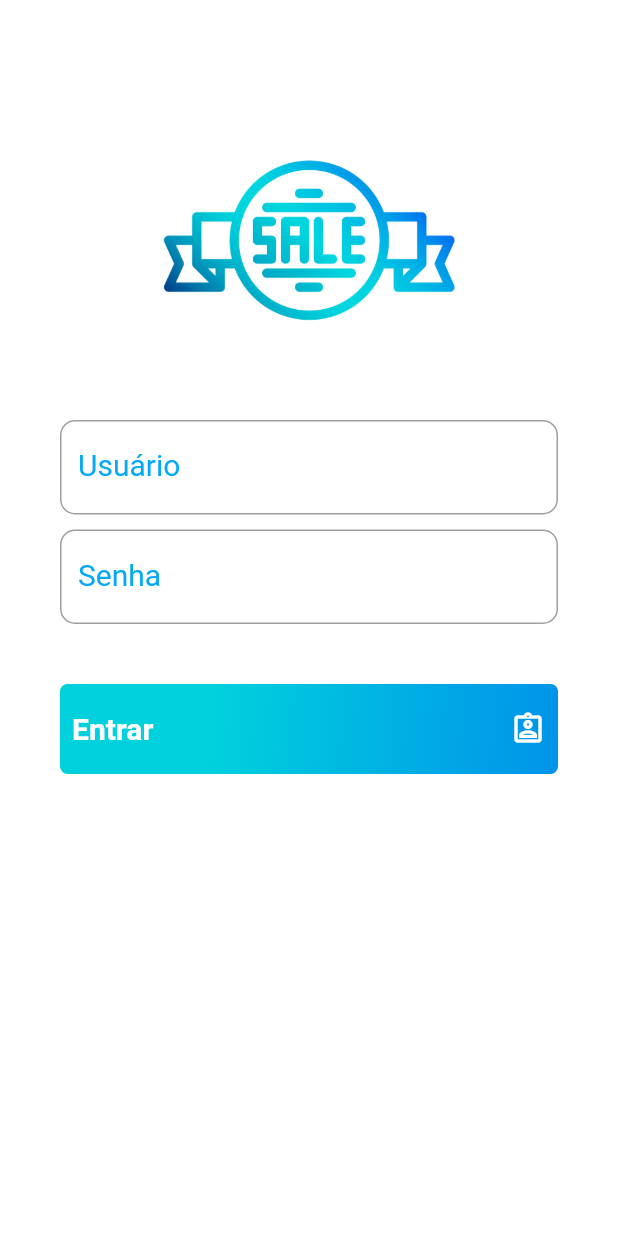
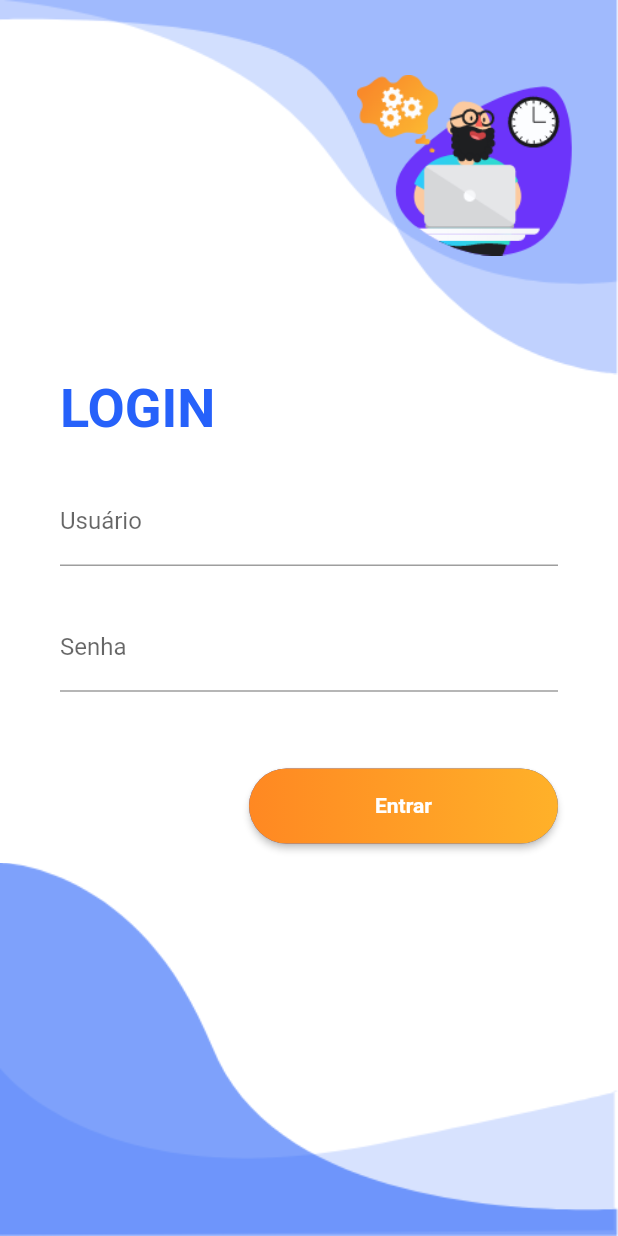
Before and after one commit to guedes-vinicius/sales_mobile, a Flutter app: the screen it shows after launch, on a phone screen of 412 x 824 dp. Run offline on Flutter 3.47's test engine with Material 2 defaults, Android fonts, the phone set to English and light mode, and no system bars.

Commit message:
organização da LoginPage

```diff
--- a/lib/LoginPage.dart
+++ /dev/null
@@ -1,101 +0,0 @@
-import 'package:flutter/material.dart';
-
-class LoginPage extends StatelessWidget {
-  final usuario = TextEditingController();
-  final senha = TextEditingController();
-
-  @override
-  Widget build(BuildContext context) {
-    return Scaffold(
-      body: Container(
-        padding: EdgeInsets.only(top:60,left: 40, right: 40),
-        color: Colors.white,
-        child: ListView(
-          children: <Widget>[
-            SizedBox(
-              width: 190,
-              height: 200,
-              child: Image.asset("assets/sale.png"),
-            ),
-            SizedBox(height: 20),
-            TextField(
-              keyboardType: TextInputType.name,
-              decoration: InputDecoration(
-                labelText: "Usuário",
-                hintText: "Usuário",
-                border: OutlineInputBorder(
-                  borderRadius: BorderRadius.circular(10.0),
-                ),
-                labelStyle: TextStyle(
-                  color: Colors.lightBlue,
-                  fontWeight: FontWeight.w400,
-                  fontSize: 20,
-                )
-              ),
-              style: TextStyle(fontSize: 20),
-            ),
-            SizedBox(
-              height: 10,
-            ),
-            TextFormField(
-              controller: senha,
-              keyboardType: TextInputType.number,
-              decoration: InputDecoration(
-                labelText: "Senha",
-                hintText: "Senha",
-                border: OutlineInputBorder(
-                  borderRadius: BorderRadius.circular(10.0)
-                ),
-                labelStyle: TextStyle(
-                  color: Colors.lightBlue,
-                  fontWeight: FontWeight.w400,
-                  fontSize: 20,
-                )
-              ),
-              style: TextStyle(fontSize: 20),
-            ),
-            SizedBox(height: 40),
-            Container(
-              height: 60,
-              alignment: Alignment.centerLeft,
-              decoration: BoxDecoration(
-                gradient: LinearGradient(
-                  begin: Alignment.centerLeft,
-                  end: Alignment.bottomRight,
-                  stops: [0.3,1],
-                  colors: [Color(0xFF00d1dc),
-                  Color(0xFF0093ea)
-                  ],
-                ),
-                borderRadius: BorderRadius.all(Radius.circular(5)
-                ),
-              ),
-              child: SizedBox.expand(
-                child: TextButton(
-                  child: Row(
-                    mainAxisAlignment: MainAxisAlignment.spaceBetween,
-                    children: <Widget>[
-                      Text("Entrar",
-                      style: TextStyle(
-                        fontWeight: FontWeight.bold,
-                        color: Colors.white,
-                        fontSize: 20
-                      ),
-                      textAlign: TextAlign.left,
-                      ),
-                      Container(
-                        child: SizedBox(
-                          child: Icon(Icons.assignment_ind_outlined,color: Colors.white,),
-                        ),
-                      )
-                    ],
-                  ),
-                  onPressed: (){},
-                ),),
-            )
-          ],
-        ),
-      ),
-    );
-  }
-}
--- a/lib/components/background.dart
+++ b/lib/components/background.dart
@@ -0,0 +1,52 @@
+import 'package:flutter/material.dart';
+
+class Background extends StatelessWidget {
+  final Widget child;
+
+  const Background({
+    Key key,
+    this.child,
+  }) : super(key: key);
+
+  @override
+  Widget build(BuildContext context) {
+    Size size = MediaQuery.of(context).size;
+
+    return Container(
+      width: double.infinity,
+      height: size.height,
+      child: Stack(
+        alignment: Alignment.center,
+        children: <Widget>[
+          Positioned(
+            top: 0,
+            right: 0,
+            child: Image.asset("assets/images/top1.png", width: size.width),
+          ),
+          Positioned(
+            top: 0,
+            right: 0,
+            child: Image.asset("assets/images/top2.png", width: size.width),
+          ),
+          Positioned(
+            top: 50,
+            right: 30,
+            child:
+                Image.asset("assets/images/main.png", width: size.width * 0.35),
+          ),
+          Positioned(
+            bottom: 0,
+            right: 0,
+            child: Image.asset("assets/images/bottom1.png", width: size.width),
+          ),
+          Positioned(
+            bottom: 0,
+            right: 0,
+            child: Image.asset("assets/images/bottom2.png", width: size.width),
+          ),
+          child
+        ],
+      ),
+    );
+  }
+}
--- a/lib/main.dart
+++ b/lib/main.dart
@@ -1,7 +1,7 @@
 import 'package:flutter/material.dart';
-import 'package:sales_mobile/LoginPage.dart';
+import 'package:sales_mobile/screens/LoginPage.dart';
 
-void main(){
+void main() {
   runApp(MyApp());
 }
 
@@ -12,8 +12,9 @@
       title: 'Sales Mobile',
       debugShowCheckedModeBanner: false,
       theme: ThemeData(
-        primarySwatch: Colors.lightBlue,
-      ),
+          primarySwatch: Colors.indigo,
+          scaffoldBackgroundColor: Colors.white,
+          visualDensity: VisualDensity.adaptivePlatformDensity),
       home: LoginPage(),
     );
   }
--- /dev/null
+++ b/lib/screens/LoginPage.dart
@@ -0,0 +1,84 @@
+import 'package:flutter/material.dart';
+import 'package:sales_mobile/components/background.dart';
+
+class LoginPage extends StatelessWidget {
+  @override
+  Widget build(BuildContext context) {
+    Size size = MediaQuery.of(context).size;
+    ButtonStyle style = ElevatedButton.styleFrom(
+        padding: EdgeInsets.all(0),
+        shape:
+            RoundedRectangleBorder(borderRadius: BorderRadius.circular(80.0)));
+
+    return Scaffold(
+      body: Background(
+        child: Column(
+          mainAxisAlignment: MainAxisAlignment.center,
+          children: <Widget>[
+            Container(
+              alignment: Alignment.centerLeft,
+              padding: EdgeInsets.symmetric(horizontal: 40),
+              child: Text(
+                'LOGIN',
+                style: TextStyle(
+                    fontWeight: FontWeight.bold,
+                    color: Color(0xFF2661FA),
+                    fontSize: 36),
+                textAlign: TextAlign.left,
+              ),
+            ),
+            SizedBox(
+              height: size.height * 0.03,
+            ),
+            Container(
+              alignment: Alignment.centerLeft,
+              margin: EdgeInsets.symmetric(horizontal: 40),
+              child: TextField(
+                decoration: InputDecoration(labelText: 'Usuário'),
+              ),
+            ),
+            SizedBox(
+              height: size.height * 0.03,
+            ),
+            Container(
+              alignment: Alignment.centerLeft,
+              margin: EdgeInsets.symmetric(horizontal: 40),
+              child: TextField(
+                decoration: InputDecoration(labelText: 'Senha'),
+                obscureText: true,
+              ),
+            ),
+            SizedBox(
+              height: size.height * 0.05,
+            ),
+            Container(
+              alignment: Alignment.centerRight,
+              margin: EdgeInsets.symmetric(horizontal: 40, vertical: 10),
+              child: ElevatedButton(
+                onPressed: () {},
+                style: style,
+                child: Container(
+                  alignment: Alignment.center,
+                  height: 50,
+                  width: size.width * 0.5,
+                  decoration: BoxDecoration(
+                      borderRadius: BorderRadius.circular(80),
+                      gradient: LinearGradient(colors: [
+                        Color.fromARGB(255, 255, 136, 34),
+                        Color.fromARGB(255, 255, 177, 41)
+                      ])),
+                  padding: EdgeInsets.all(0),
+                  child: Text(
+                    'Entrar',
+                    textAlign: TextAlign.center,
+                    style: TextStyle(fontWeight: FontWeight.bold),
+                  ),
+                ),
+              ),
+            )
+          ],
+        ),
+      ),
+    );
+  }
+}
--- a/pubspec.yaml
+++ b/pubspec.yaml
@@ -49,6 +49,7 @@
     - assets/sales1.png
     - assets/sales2.png
     - assets/sale.png
+    - assets/images/
 
   # To add assets to your application, add an assets section, like this:
   # assets:
```
Also changed, not shown: assets/images/bottom1.png (added), assets/images/bottom2.png (added), assets/images/main.png (added), assets/images/top1.png (added), assets/images/top2.png (added), lib/components/Widgets.dart (added).
